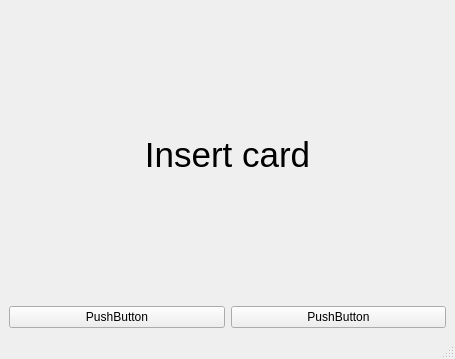
Above: bankautomat_exe/bankautomat/mainwindow.ui from Siistikissa/bankautomat before the change. Below: the same form after it.
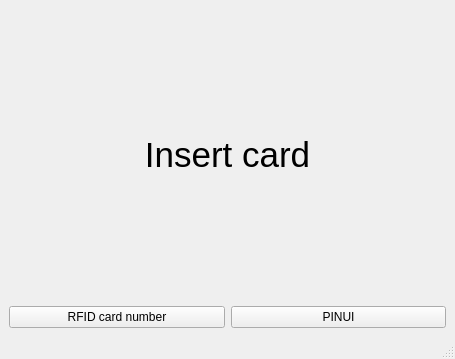
That is the form after the change.

```diff
--- a/bankautomat_exe/bankautomat/mainwindow.ui
+++ b/bankautomat_exe/bankautomat/mainwindow.ui
@@ -37,14 +37,14 @@
         <item>
          <widget class="QPushButton" name="pushButton">
           <property name="text">
-           <string>PushButton</string>
+           <string>RFID card number</string>
           </property>
          </widget>
         </item>
         <item>
          <widget class="QPushButton" name="pushButton_2">
           <property name="text">
-           <string>PushButton</string>
+           <string>PINUI</string>
           </property>
          </widget>
         </item>
```
Left out of the diff: 4 changed lines with no effect on the pictures.
